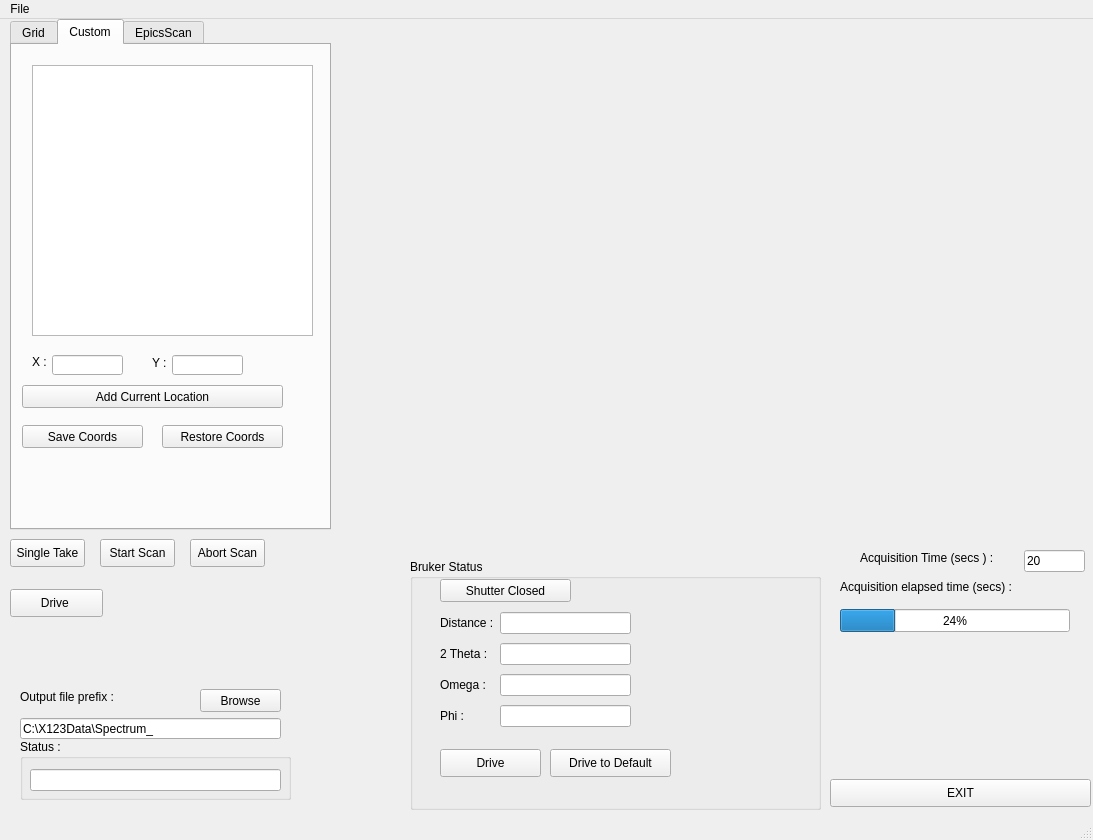
This is gridscan_mainwin.ui in hgarbeil/pyAmptek as Qt 5 draws it before an edit. The edited form follows.
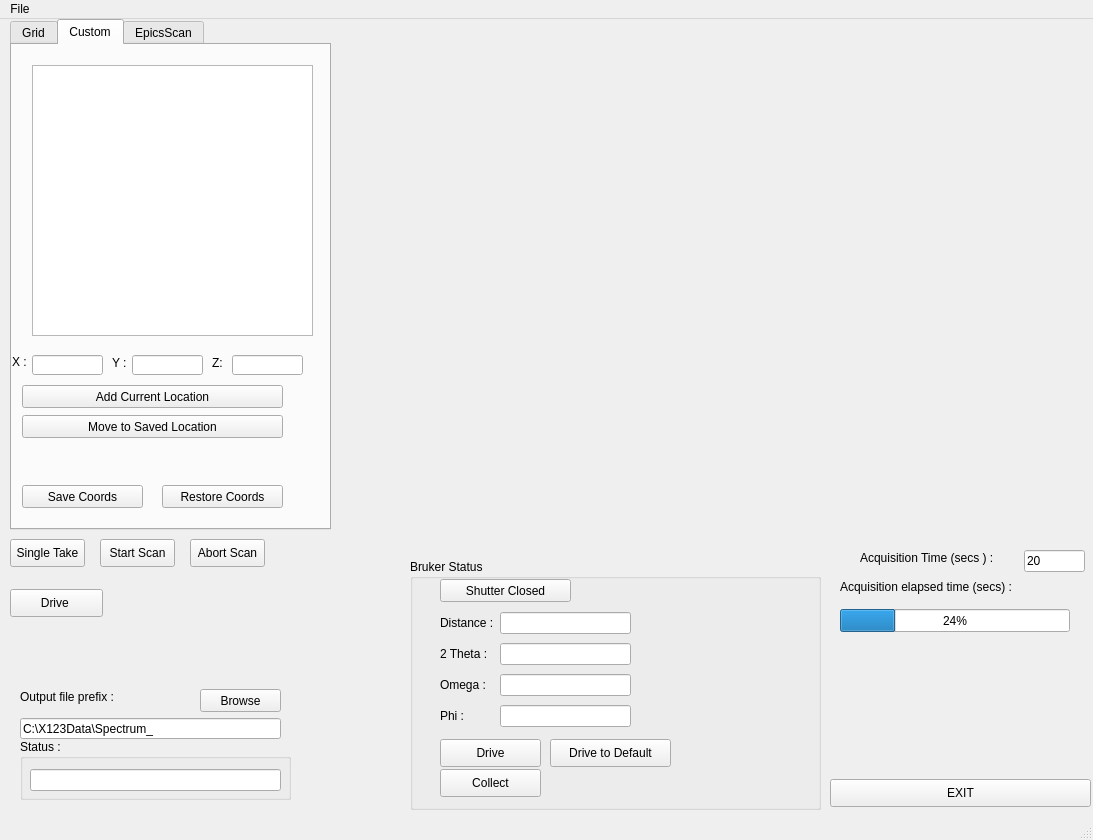
This is the edited form. Custom widgets are drawn as their Qt base class.

Commit message: Przemek changes for collect of XRD etc

Diff of the .ui file:
```diff
--- a/gridscan_mainwin.ui
+++ b/gridscan_mainwin.ui
@@ -602,7 +602,7 @@
      <widget class="QLabel" name="label_14">
       <property name="geometry">
        <rect>
-        <x>20</x>
+        <x>0</x>
         <y>310</y>
         <width>47</width>
         <height>13</height>
@@ -615,7 +615,7 @@
      <widget class="QLabel" name="label_15">
       <property name="geometry">
        <rect>
-        <x>140</x>
+        <x>100</x>
         <y>310</y>
         <width>21</width>
         <height>16</height>
@@ -628,7 +628,7 @@
      <widget class="QLineEdit" name="x_customLE">
       <property name="geometry">
        <rect>
-        <x>40</x>
+        <x>20</x>
         <y>310</y>
         <width>71</width>
         <height>20</height>
@@ -638,7 +638,7 @@
      <widget class="QLineEdit" name="y_customLE">
       <property name="geometry">
        <rect>
-        <x>160</x>
+        <x>120</x>
         <y>310</y>
         <width>71</width>
         <height>20</height>
@@ -649,7 +649,7 @@
       <property name="geometry">
        <rect>
         <x>10</x>
-        <y>380</y>
+        <y>440</y>
         <width>121</width>
         <height>23</height>
        </rect>
@@ -662,7 +662,7 @@
       <property name="geometry">
        <rect>
         <x>150</x>
-        <y>380</y>
+        <y>440</y>
         <width>121</width>
         <height>23</height>
        </rect>
@@ -671,6 +671,42 @@
        <string>Restore Coords</string>
       </property>
      </widget>
+     <widget class="QLabel" name="label_20">
+      <property name="geometry">
+       <rect>
+        <x>200</x>
+        <y>310</y>
+        <width>21</width>
+        <height>16</height>
+       </rect>
+      </property>
+      <property name="text">
+       <string>Z:</string>
+      </property>
+     </widget>
+     <widget class="QLineEdit" name="z_customLE">
+      <property name="geometry">
+       <rect>
+        <x>220</x>
+        <y>310</y>
+        <width>71</width>
+        <height>20</height>
+       </rect>
+      </property>
+     </widget>
+     <widget class="QPushButton" name="add_current_button_2">
+      <property name="geometry">
+       <rect>
+        <x>10</x>
+        <y>370</y>
+        <width>261</width>
+        <height>23</height>
+       </rect>
+      </property>
+      <property name="text">
+       <string>Move to Saved Location</string>
+      </property>
+     </widget>
     </widget>
     <widget class="QWidget" name="tab_3">
      <attribute name="title">
@@ -759,7 +795,7 @@
      <property name="geometry">
       <rect>
        <x>30</x>
-       <y>190</y>
+       <y>180</y>
        <width>101</width>
        <height>28</height>
       </rect>
@@ -772,7 +808,7 @@
      <property name="geometry">
       <rect>
        <x>140</x>
-       <y>190</y>
+       <y>180</y>
        <width>121</width>
        <height>28</height>
       </rect>
@@ -781,6 +817,19 @@
       <string>Drive to Default</string>
      </property>
     </widget>
+    <widget class="QPushButton" name="CollectXRD">
+     <property name="geometry">
+      <rect>
+       <x>30</x>
+       <y>210</y>
+       <width>101</width>
+       <height>28</height>
+      </rect>
+     </property>
+     <property name="text">
+      <string>Collect</string>
+     </property>
+    </widget>
    </widget>
   </widget>
   <widget class="QMenuBar" name="menubar">
```
The commit also changes 2 other files.
